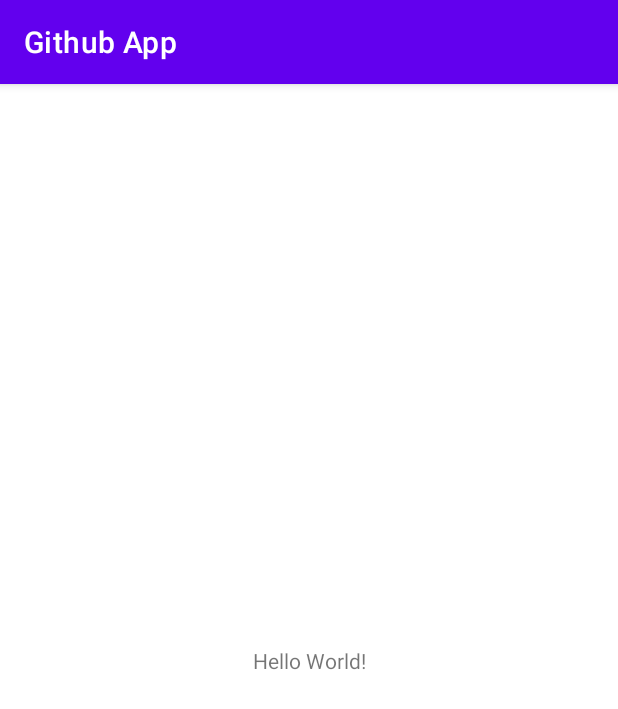
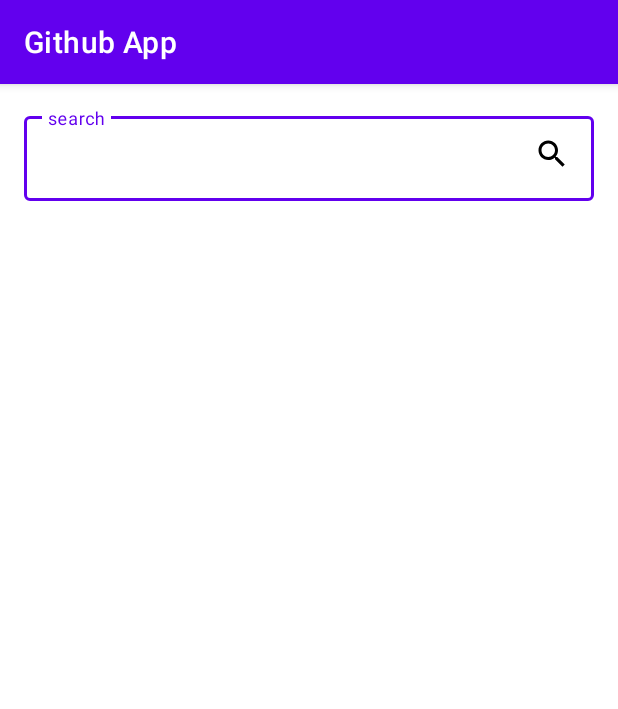
Before and after one commit to UKnow-IKnow/Github-User-App, an Android app: the screen it shows after launch (MainActivity), on a phone screen of 412 x 824 dp. Shown: the top 709 px of the screen. Run offline under Robolectric (Android 15) with nearby library versions, the phone set to English and light mode, and no system bars.

Commit message:
added user response json

```diff
--- /dev/null
+++ b/app/src/main/java/com/example/githubapp/data/models/UserResponse.kt
@@ -0,0 +1,3 @@
+package com.example.githubapp.data.models
+
+class UserResponse : ArrayList<UserResponseItem>()
--- /dev/null
+++ b/app/src/main/java/com/example/githubapp/data/models/userResponceItem.kt
@@ -0,0 +1,22 @@
+package com.example.githubapp.data.models
+
+data class UserResponseItem(
+    val avatar_url: String,
+    val events_url: String,
+    val followers_url: String,
+    val following_url: String,
+    val gists_url: String,
+    val gravatar_id: String,
+    val html_url: String,
+    val id: Int,
+    val login: String,
+    val node_id: String,
+    val organizations_url: String,
+    val received_events_url: String,
+    val repos_url: String,
+    val site_admin: Boolean,
+    val starred_url: String,
+    val subscriptions_url: String,
+    val type: String,
+    val url: String
+)
--- a/app/src/main/res/layout/activity_main.xml
+++ b/app/src/main/res/layout/activity_main.xml
@@ -6,13 +6,62 @@
     android:layout_height="match_parent"
     tools:context=".MainActivity">
 
-    <TextView
+    <FrameLayout
+        android:id="@+id/frameLayout"
+        android:layout_width="0dp"
+        android:layout_height="wrap_content"
+        android:layout_marginStart="16dp"
+        android:layout_marginTop="16dp"
+        android:layout_marginEnd="16dp"
+        app:layout_constraintEnd_toEndOf="parent"
+        app:layout_constraintStart_toStartOf="parent"
+        app:layout_constraintTop_toTopOf="parent">
+
+        <com.google.android.material.textfield.TextInputLayout
+            style="@style/Widget.MaterialComponents.TextInputLayout.OutlinedBox"
+            android:layout_width="match_parent"
+            android:layout_height="wrap_content">
+
+            <com.google.android.material.textfield.TextInputEditText
+                android:id="@+id/et_query"
+                android:layout_width="match_parent"
+                android:layout_height="match_parent"
+                android:hint="search"
+                android:inputType="text"
+                android:maxLines="1" />
+
+        </com.google.android.material.textfield.TextInputLayout>
+
+        <ImageView
+            android:id="@+id/btn_search"
+            android:layout_width="wrap_content"
+            android:layout_height="wrap_content"
+            android:layout_gravity="right|center_vertical"
+            android:layout_margin="16dp"
+            android:src="@drawable/ic_search" />
+
+    </FrameLayout>
+
+    <androidx.recyclerview.widget.RecyclerView
+        android:id="@+id/rv_user"
+        android:layout_width="0dp"
+        android:layout_height="0dp"
+        app:layout_constraintBottom_toBottomOf="parent"
+        app:layout_constraintEnd_toEndOf="parent"
+        app:layout_constraintHorizontal_bias="0.0"
+        app:layout_constraintStart_toStartOf="parent"
+        app:layout_constraintTop_toBottomOf="@+id/frameLayout"
+        app:layout_constraintVertical_bias="0.0" />
+
+    <ProgressBar
+        android:id="@+id/progress_bar"
+        style="?android:progressBarStyle"
         android:layout_width="wrap_content"
         android:layout_height="wrap_content"
-        android:text="Hello World!"
+        android:visibility="gone"
         app:layout_constraintBottom_toBottomOf="parent"
-        app:layout_constraintEnd_toEndOf="parent"
-        app:layout_constraintStart_toStartOf="parent"
-        app:layout_constraintTop_toTopOf="parent" />
+        app:layout_constraintEnd_toEndOf="@+id/rv_user"
+        app:layout_constraintStart_toStartOf="@+id/rv_user"
+        app:layout_constraintTop_toBottomOf="@+id/frameLayout" />
 
 </androidx.constraintlayout.widget.ConstraintLayout>
```
